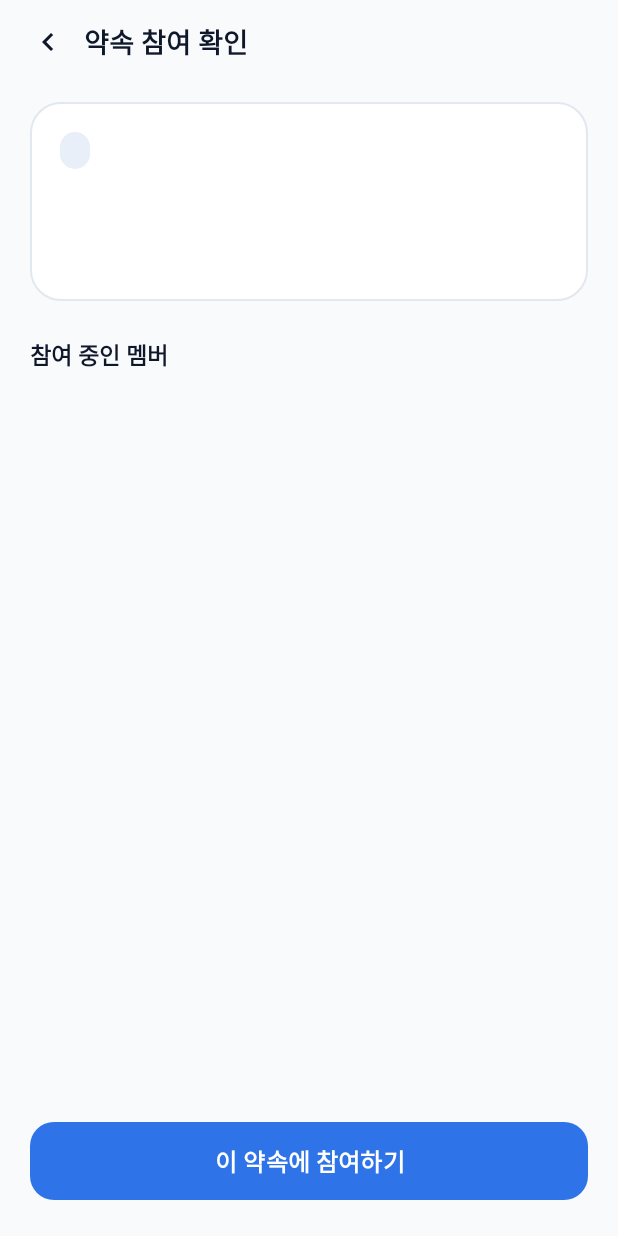
After one commit to aidkim6/Dawaga, an Android app: the ConfirmJoinActivity screen opened directly, with no data from a screen before it, on a phone screen of 412 x 824 dp. The commit adds this screen. Run offline under Robolectric (Android 15) with nearby library versions, the phone set to English and light mode, and no system bars; our stand-ins replace Firebase (no records; nobody signed in at launch, a user with empty details on screens opened directly); 1 statement that could not run was skipped.

Commit message:
feat: 참여 확인 화면 추가 및 초대 코드-대기실 흐름 연동

```diff
--- a/app/src/main/AndroidManifest.xml
+++ b/app/src/main/AndroidManifest.xml
@@ -70,6 +70,9 @@
         <activity
             android:name=".location.LocationErrorActivity"
             android:exported="false" />
+        <activity
+            android:name=".ConfirmJoinActivity"
+            android:exported="false" />
     </application>
 
 
--- /dev/null
+++ b/app/src/main/res/layout/activity_confirm_join.xml
@@ -0,0 +1,137 @@
+<?xml version="1.0" encoding="utf-8"?>
+<androidx.constraintlayout.widget.ConstraintLayout xmlns:android="http://schemas.android.com/apk/res/android"
+    xmlns:app="http://schemas.android.com/apk/res-auto"
+    xmlns:tools="http://schemas.android.com/tools"
+    android:layout_width="match_parent"
+    android:layout_height="match_parent"
+    android:background="@color/bg_screen">
+
+    <!-- 상단 헤더: 뒤로가기 버튼 + 화면 제목 -->
+    <LinearLayout
+        android:id="@+id/header_confirm_join"
+        android:layout_width="0dp"
+        android:layout_height="56dp"
+        android:gravity="center_vertical"
+        android:orientation="horizontal"
+        android:paddingHorizontal="12dp"
+        app:layout_constraintEnd_toEndOf="parent"
+        app:layout_constraintStart_toStartOf="parent"
+        app:layout_constraintTop_toTopOf="parent">
+
+        <ImageButton
+            android:id="@+id/btn_back_confirm_join"
+            android:layout_width="40dp"
+            android:layout_height="40dp"
+            android:background="?attr/selectableItemBackgroundBorderless"
+            android:contentDescription="이전 화면으로 돌아가기"
+            android:src="@drawable/ic_arrow_back"
+            app:tint="@color/text_primary" />
+
+        <TextView
+            android:layout_width="wrap_content"
+            android:layout_height="wrap_content"
+            android:layout_marginStart="4dp"
+            android:text="약속 참여 확인"
+            android:textColor="@color/text_primary"
+            android:textSize="18sp"
+            android:textStyle="bold" />
+    </LinearLayout>
+
+    <!-- 실제 약속 정보 카드 -->
+    <LinearLayout
+        android:id="@+id/card_promise_summary"
+        android:layout_width="0dp"
+        android:layout_height="wrap_content"
+        android:layout_marginHorizontal="20dp"
+        android:layout_marginTop="12dp"
+        android:background="@drawable/bg_home_card"
+        android:orientation="vertical"
+        android:padding="20dp"
+        app:layout_constraintEnd_toEndOf="parent"
+        app:layout_constraintStart_toStartOf="parent"
+        app:layout_constraintTop_toBottomOf="@id/header_confirm_join">
+
+        <TextView
+            android:id="@+id/tv_confirm_room_code"
+            android:layout_width="wrap_content"
+            android:layout_height="wrap_content"
+            android:background="@drawable/bg_badge_soft_blue"
+            android:paddingHorizontal="10dp"
+            android:paddingVertical="4dp"
+            android:textColor="@color/primary_blue"
+            android:textSize="12sp"
+            android:textStyle="bold"
+            tools:text="초대 코드 ABC123" />
+
+        <TextView
+            android:id="@+id/tv_confirm_title"
+            android:layout_width="match_parent"
+            android:layout_height="wrap_content"
+            android:layout_marginTop="12dp"
+            android:textColor="@color/text_primary"
+            android:textSize="21sp"
+            android:textStyle="bold"
+            tools:text="강남역 저녁 약속" />
+
+        <TextView
+            android:id="@+id/tv_confirm_datetime_place"
+            android:layout_width="match_parent"
+            android:layout_height="wrap_content"
+            android:layout_marginTop="8dp"
+            android:textColor="@color/text_secondary"
+            android:textSize="14sp"
+            tools:text="11월 25일 (수) 19:00 · 강남역 11번 출구" />
+    </LinearLayout>
+
+    <!-- 현재 참여 중인 멤버 영역 -->
+    <TextView
+        android:id="@+id/tv_confirm_members_label"
+        android:layout_width="0dp"
+        android:layout_height="wrap_content"
+        android:layout_marginHorizontal="20dp"
+        android:layout_marginTop="24dp"
+        android:text="참여 중인 멤버"
+        android:textColor="@color/text_primary"
+        android:textSize="15sp"
+        android:textStyle="bold"
+        app:layout_constraintEnd_toEndOf="parent"
+        app:layout_constraintStart_toStartOf="parent"
+        app:layout_constraintTop_toBottomOf="@id/card_promise_summary" />
+
+    <HorizontalScrollView
+        android:id="@+id/scroll_confirm_members"
+        android:layout_width="0dp"
+        android:layout_height="wrap_content"
+        android:layout_marginTop="10dp"
+        android:clipToPadding="false"
+        android:paddingHorizontal="20dp"
+        android:scrollbars="none"
+        app:layout_constraintEnd_toEndOf="parent"
+        app:layout_constraintStart_toStartOf="parent"
+        app:layout_constraintTop_toBottomOf="@id/tv_confirm_members_label">
+
+        <LinearLayout
+            android:id="@+id/layout_confirm_members"
+            android:layout_width="wrap_content"
+            android:layout_height="wrap_content"
+            android:orientation="horizontal" />
+    </HorizontalScrollView>
+
+    <!-- 하단 파란색 참여 확정 버튼 -->
+    <Button
+        android:id="@+id/btn_confirm_join"
+        android:layout_width="0dp"
+        android:layout_height="52dp"
+        android:layout_marginHorizontal="20dp"
+        android:layout_marginBottom="24dp"
+        android:background="@drawable/bg_primary_button"
+        android:text="이 약속에 참여하기"
+        android:textColor="@color/white"
+        android:textSize="16sp"
+        android:textStyle="bold"
+        app:backgroundTint="@null"
+        app:layout_constraintBottom_toBottomOf="parent"
+        app:layout_constraintEnd_toEndOf="parent"
+        app:layout_constraintStart_toStartOf="parent" />
+
+</androidx.constraintlayout.widget.ConstraintLayout>
--- a/app/src/main/res/layout/activity_create_promise.xml
+++ b/app/src/main/res/layout/activity_create_promise.xml
@@ -14,7 +14,7 @@
         android:layout_alignParentBottom="true"
         android:layout_marginHorizontal="20dp"
         android:layout_marginBottom="24dp"
-        android:background="@drawable/bg_setup_button"
+        android:background="@drawable/bg_primary_button"
         android:backgroundTint="@null"
         android:stateListAnimator="@null"
         android:text="다음: 장소 선택"
--- a/app/src/main/res/layout/activity_join_promise.xml
+++ b/app/src/main/res/layout/activity_join_promise.xml
@@ -14,10 +14,10 @@
         android:layout_alignParentBottom="true"
         android:layout_marginHorizontal="20dp"
         android:layout_marginBottom="24dp"
-        android:background="@drawable/bg_setup_button"
+        android:background="@drawable/bg_primary_button"
         android:backgroundTint="@null"
         android:stateListAnimator="@null"
-        android:text="약속 확인"
+        android:text="참여 확인"
         android:textAllCaps="false"
         android:textColor="#FFFFFF"
         android:textSize="16sp"
--- a/app/src/main/res/values/colors.xml
+++ b/app/src/main/res/values/colors.xml
@@ -2,4 +2,13 @@
 <resources>
     <color name="black">#FF000000</color>
     <color name="white">#FFFFFFFF</color>
+
+    <!-- Dawaga Primary Blue Theme -->
+    <color name="primary_blue">#2E74E8</color>
+    <color name="primary_blue_dark">#1D5BC6</color>
+    <color name="primary_blue_soft">#EBF3FE</color>
+    <color name="text_primary">#0F172A</color>
+    <color name="text_secondary">#64748B</color>
+    <color name="bg_screen">#F8FAFC</color>
+    <color name="border_light">#E2E8F0</color>
 </resources>
```
Also changed, not shown: app/src/main/java/com/example/dawaga/ConfirmJoinActivity.java (added, +274 -0 lines), app/src/main/java/com/example/dawaga/JoinPromiseActivity.java (+100 -26 lines), app/src/main/java/com/example/dawaga/PromiseWaitingActivity.java (+42 -37 lines).
